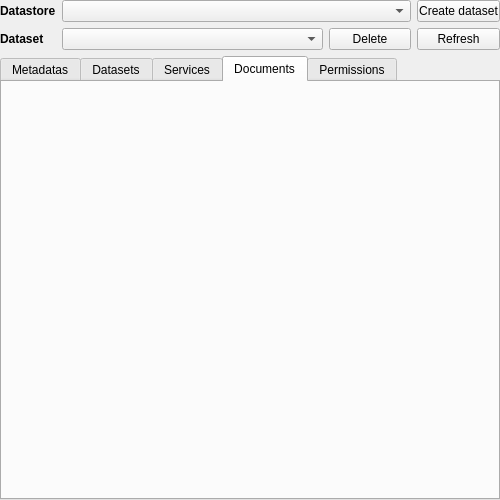
JulesGrillot/plugin-qgis-geoplateforme, file geoplateforme/gui/dashboard/wdg_dashboard.ui: the form before one commit.
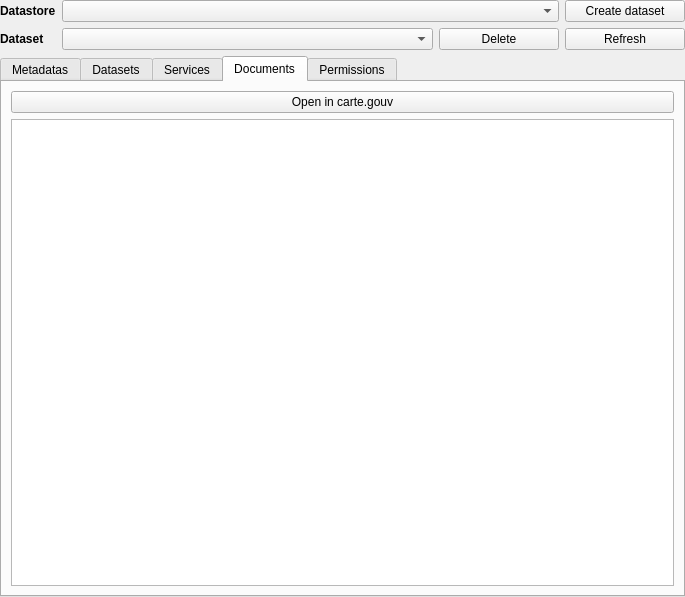
The form after the commit. The open tabs and pages were chosen to show the change. Custom widgets are drawn as their Qt base class.

Commit message: feat(document): display documents in dashboard and add logic for metadata

The edit to the form file:
```diff
--- a/geoplateforme/gui/dashboard/wdg_dashboard.ui
+++ b/geoplateforme/gui/dashboard/wdg_dashboard.ui
@@ -6,8 +6,8 @@
    <rect>
     <x>0</x>
     <y>0</y>
-    <width>500</width>
-    <height>500</height>
+    <width>685</width>
+    <height>597</height>
    </rect>
   </property>
   <property name="sizePolicy">
@@ -302,6 +302,22 @@
       <attribute name="title">
        <string>Documents</string>
       </attribute>
+      <layout class="QVBoxLayout" name="verticalLayout_3">
+       <item>
+        <widget class="QPushButton" name="btn_document">
+         <property name="text">
+          <string>Open in carte.gouv</string>
+         </property>
+        </widget>
+       </item>
+       <item>
+        <widget class="QTableView" name="tbv_document">
+         <property name="selectionBehavior">
+          <enum>QAbstractItemView::SelectRows</enum>
+         </property>
+        </widget>
+       </item>
+      </layout>
      </widget>
      <widget class="QWidget" name="tab_permission">
       <attribute name="title">
```
Left out of the diff: 12 changed lines with no effect on the pictures. The commit also changes 5 other files.
